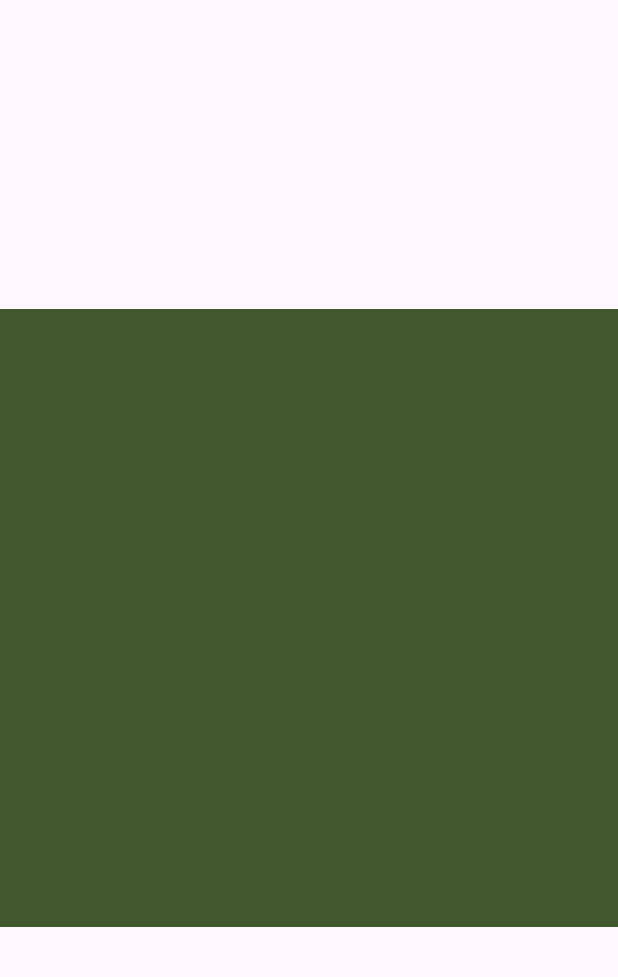
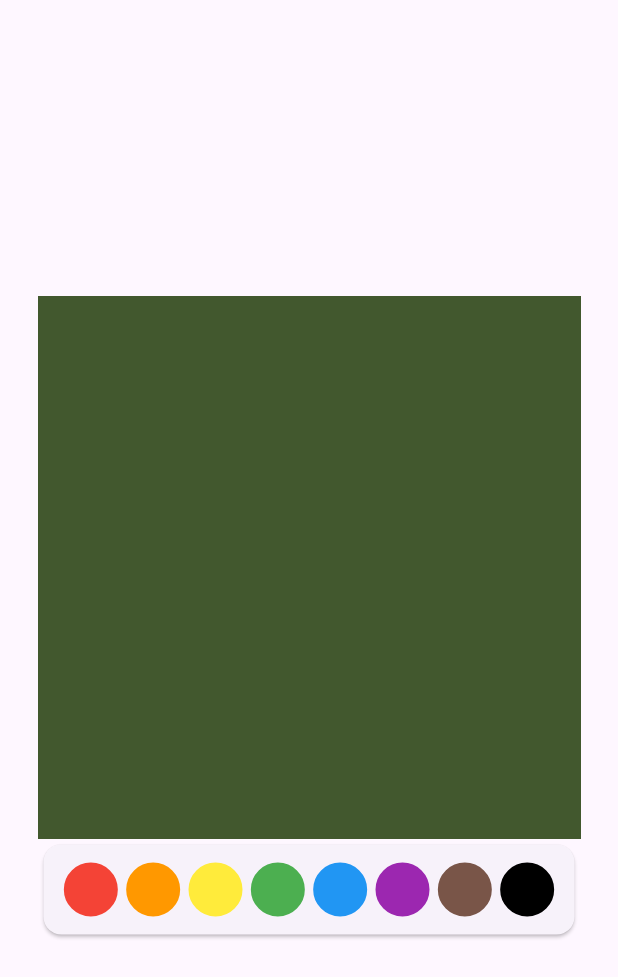
Before and after one commit to brysonddelozier/scribbles, a Flutter app: the screen it shows after launch, on a phone screen of 412 x 824 dp. Shown: the top 977 px of the screen. Run offline on Flutter 3.47's test engine with Material 3 defaults, Android fonts, the phone set to English and light mode, and no system bars; our stand-ins replace firebase_auth, firebase_core, go_router; missing offline and left inert: firebase_ui_auth; accounts and stored records are empty.

Commit message:
palette and screen

```diff
--- a/scribbles_/lib/screens/canvas_screen.dart
+++ b/scribbles_/lib/screens/canvas_screen.dart
@@ -8,6 +8,8 @@ import 'package:scribbles/objects/palette.dart';
 import 'dart:math' as math;
 
 import 'dart:ui' as ui;
+
+import 'package:scribbles/widgets/palette_widget.dart';
 
 // https://github.com/serverpod/pixels/blob/main/lib/src/pixel_image.dart
 
@@ -82,7 +84,17 @@ class _CanvasScreenState extends State<CanvasScreen> {
 
   @override
   Widget build(BuildContext context) {
-    return LayoutBuilder(
+    return Scaffold(
+      body: Center(
+        child: Padding(
+          padding: const EdgeInsets.all(25),
+          child: Column(
+            mainAxisSize: MainAxisSize.min,
+            children: [
+              AspectRatio(
+                aspectRatio: 1,
+                child: Container(
+                  child: LayoutBuilder(
                     builder: (context, constraints) {
                       final double widgetWidth = constraints.maxWidth;
                       final double widgetHeight = constraints.maxHeight;
@@ -91,7 +103,9 @@ class _CanvasScreenState extends State<CanvasScreen> {
                         child: Center(
                           child: AspectRatio(
                             aspectRatio: 1,
-              child: _uiImage == null ? null : RawImage(image: _uiImage),
+                            child: _uiImage == null
+                                ? null
+                                : RawImage(image: _uiImage),
                           ),
                         ),
                         onPanUpdate: (details) => _continueDrawing(
@@ -99,12 +113,26 @@ class _CanvasScreenState extends State<CanvasScreen> {
                           widgetWidth,
                           widgetHeight,
                         ),
-          onPanStart: (details) =>
-              _startDrawing(details.localPosition, widgetWidth, widgetHeight),
-          onPanEnd: (details) =>
-              _endDrawing(details.localPosition, widgetWidth, widgetHeight),
+                        onPanStart: (details) => _startDrawing(
+                          details.localPosition,
+                          widgetWidth,
+                          widgetHeight,
+                        ),
+                        onPanEnd: (details) => _endDrawing(
+                          details.localPosition,
+                          widgetWidth,
+                          widgetHeight,
+                        ),
                       );
                     },
+                  ),
+                ),
+              ),
+              PaletteWidget(palette: widget.palette),
+            ],
+          ),
+        ),
+      ),
     );
   }
 
--- /dev/null
+++ b/scribbles_/lib/widgets/palette_widget.dart
@@ -0,0 +1,60 @@
+import 'package:flutter/material.dart';
+import 'package:scribbles/objects/palette.dart';
+
+class PaletteWidget extends StatefulWidget {
+  final ColorPalette palette;
+
+  PaletteWidget({required this.palette});
+
+  @override
+  State<StatefulWidget> createState() {
+    return _PaletteWidgetState();
+  }
+}
+
+class _PaletteWidgetState extends State<PaletteWidget> {
+  @override
+  void initState() {
+    super.initState();
+  }
+
+  @override
+  Widget build(BuildContext context) {
+    final List<Color> paletteColors = [
+      Colors.red,
+      Colors.orange,
+      Colors.yellow,
+      Colors.green,
+      Colors.blue,
+      Colors.purple,
+      Colors.brown,
+      Colors.black,
+    ];
+
+    return Card(
+      child: Padding(
+        padding: const EdgeInsets.symmetric(vertical: 12.0, horizontal: 8.0),
+        child: Row(
+          mainAxisAlignment: MainAxisAlignment.spaceEvenly,
+          children: paletteColors.map((currentColor) {
+            return InkWell(
+              onTap: _onTap,
+              borderRadius: BorderRadius.circular(20),
+              child: Container(
+                width: 36,
+                height: 36,
+                decoration: BoxDecoration(
+                  color: currentColor,
+                  shape: BoxShape.circle,
+                  border: Border.all(color: currentColor, width: 3),
+                ),
+              ),
+            );
+          }).toList(),
+        ),
+      ),
+    );
+  }
+
+  void _onTap() {}
+}
```
Lines whose indentation alone changed are shown as unchanged.
